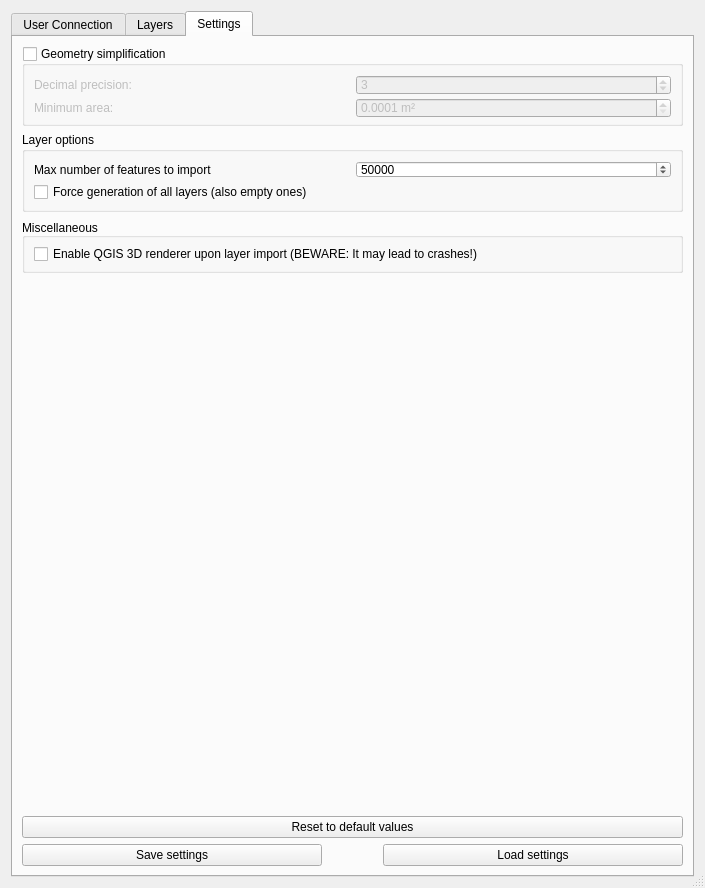
Qt form cdb4/gui_loader/ui/cdb4_loader_dialog.ui (tudelft3d/3DCityDB-Tools-for-QGIS) before a commit.
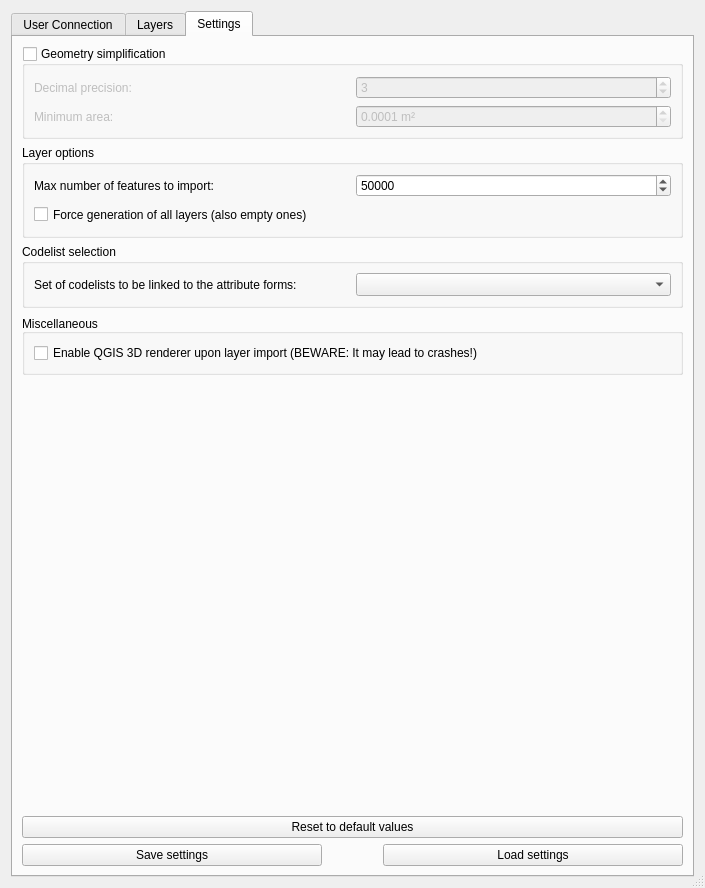
The same form after that commit. The open tabs and pages were chosen to show the change. Icons and pictures are not drawn. Custom widgets are drawn as their Qt base class.

Commit message: Mostyl, add codelist support

Diff of the .ui file:
```diff
--- a/cdb4/gui_loader/ui/cdb4_loader_dialog.ui
+++ b/cdb4/gui_loader/ui/cdb4_loader_dialog.ui
@@ -1355,7 +1355,7 @@
           <bool>true</bool>
          </property>
          <property name="sizePolicy">
-          <sizepolicy hsizetype="Preferred" vsizetype="MinimumExpanding">
+          <sizepolicy hsizetype="Preferred" vsizetype="Preferred">
            <horstretch>0</horstretch>
            <verstretch>0</verstretch>
           </sizepolicy>
@@ -1396,7 +1396,7 @@
             <property name="minimumSize">
              <size>
               <width>0</width>
-              <height>20</height>
+              <height>23</height>
              </size>
             </property>
             <property name="maximumSize">
@@ -1424,7 +1424,7 @@
             <property name="minimumSize">
              <size>
               <width>75</width>
-              <height>20</height>
+              <height>23</height>
              </size>
             </property>
             <property name="maximumSize">
@@ -1452,7 +1452,7 @@
             <property name="minimumSize">
              <size>
               <width>0</width>
-              <height>20</height>
+              <height>23</height>
              </size>
             </property>
             <property name="maximumSize">
@@ -1483,7 +1483,7 @@
             <property name="minimumSize">
              <size>
               <width>100</width>
-              <height>20</height>
+              <height>23</height>
              </size>
             </property>
             <property name="maximumSize">
@@ -1515,7 +1515,7 @@
        <item>
         <widget class="QGroupBox" name="gbxLayerOptions">
          <property name="sizePolicy">
-          <sizepolicy hsizetype="Preferred" vsizetype="MinimumExpanding">
+          <sizepolicy hsizetype="Preferred" vsizetype="Preferred">
            <horstretch>0</horstretch>
            <verstretch>0</verstretch>
           </sizepolicy>
@@ -1541,13 +1541,25 @@
          <layout class="QGridLayout" name="gridLayout_2">
           <item row="0" column="0">
            <widget class="QLabel" name="lblMaxFeatImport">
+            <property name="minimumSize">
+             <size>
+              <width>0</width>
+              <height>23</height>
+             </size>
+            </property>
             <property name="text">
-             <string>Max number of features to import</string>
+             <string>Max number of features to import:</string>
             </property>
            </widget>
           </item>
           <item row="0" column="1">
            <widget class="QgsSpinBox" name="qspbMaxFeatImport">
+            <property name="minimumSize">
+             <size>
+              <width>62</width>
+              <height>23</height>
+             </size>
+            </property>
             <property name="minimum">
              <number>10000</number>
             </property>
@@ -1564,6 +1576,12 @@
           </item>
           <item row="1" column="0">
            <widget class="QCheckBox" name="cbxForceLayerGen">
+            <property name="minimumSize">
+             <size>
+              <width>0</width>
+              <height>23</height>
+             </size>
+            </property>
             <property name="text">
              <string>Force generation of all layers (also empty ones)</string>
             </property>
@@ -1572,10 +1590,57 @@
          </layout>
         </widget>
        </item>
+       <item>
+        <widget class="QGroupBox" name="gbxCodeLists">
+         <property name="sizePolicy">
+          <sizepolicy hsizetype="Preferred" vsizetype="Preferred">
+           <horstretch>0</horstretch>
+           <verstretch>0</verstretch>
+          </sizepolicy>
+         </property>
+         <property name="minimumSize">
+          <size>
+           <width>0</width>
+           <height>55</height>
+          </size>
+         </property>
+         <property name="title">
+          <string>Codelist selection</string>
+         </property>
+         <layout class="QHBoxLayout" name="horizontalLayout_2">
+          <item>
+           <widget class="QLabel" name="lblCodeListSelection">
+            <property name="minimumSize">
+             <size>
+              <width>0</width>
+              <height>23</height>
+             </size>
+            </property>
+            <property name="text">
+             <string>Set of codelists to be linked to the attribute forms:</string>
+            </property>
+           </widget>
+          </item>
+          <item>
+           <widget class="QComboBox" name="cbxCodeListSelection">
+            <property name="minimumSize">
+             <size>
+              <width>0</width>
+              <height>23</height>
+             </size>
+            </property>
+            <property name="frame">
+             <bool>true</bool>
+            </property>
+           </widget>
+          </item>
+         </layout>
+        </widget>
+       </item>
        <item>
         <widget class="QGroupBox" name="gbxMisc">
          <property name="sizePolicy">
-          <sizepolicy hsizetype="Preferred" vsizetype="Minimum">
+          <sizepolicy hsizetype="Preferred" vsizetype="Preferred">
            <horstretch>0</horstretch>
            <verstretch>0</verstretch>
           </sizepolicy>
@@ -1593,8 +1658,14 @@
           <set>Qt::AlignBottom|Qt::AlignLeading|Qt::AlignLeft</set>
          </property>
          <layout class="QFormLayout" name="formLayout_3">
-          <item row="0" column="0">
+          <item row="0" column="0" colspan="2">
            <widget class="QCheckBox" name="cbxEnable3D">
+            <property name="sizePolicy">
+             <sizepolicy hsizetype="Minimum" vsizetype="Preferred">
+              <horstretch>0</horstretch>
+              <verstretch>0</verstretch>
+             </sizepolicy>
+            </property>
             <property name="text">
              <string>Enable QGIS 3D renderer upon layer import (BEWARE: It may lead to crashes!)</string>
             </property>
@@ -1608,13 +1679,10 @@
          <property name="orientation">
           <enum>Qt::Vertical</enum>
          </property>
-         <property name="sizeType">
-          <enum>QSizePolicy::Maximum</enum>
-         </property>
          <property name="sizeHint" stdset="0">
           <size>
-           <width>0</width>
-           <height>16777215</height>
+           <width>20</width>
+           <height>40</height>
           </size>
          </property>
         </spacer>
```
Left out of the diff: 14 changed lines with no effect on the pictures. The commit also changes 8 other files.
